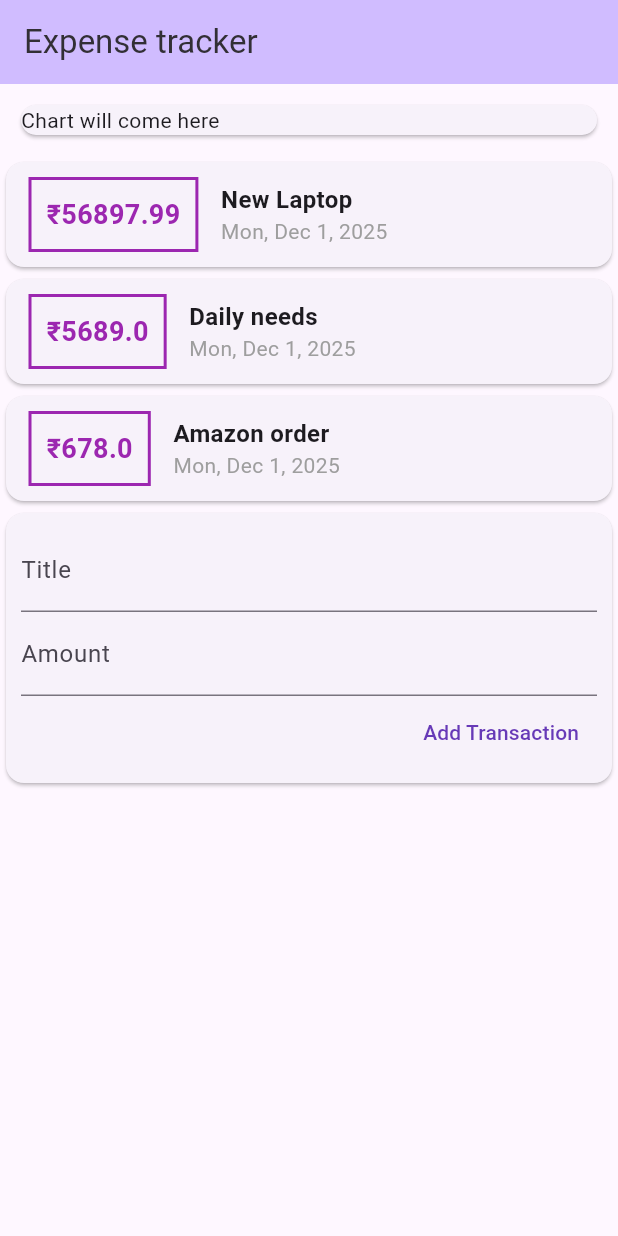
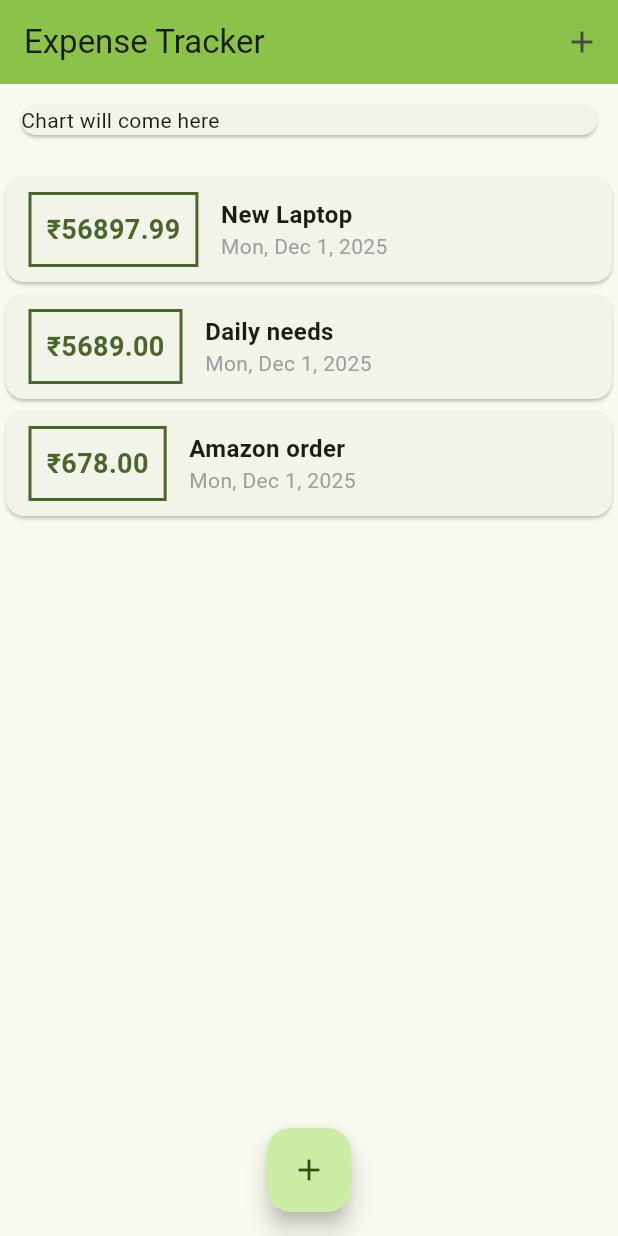
Before and after one commit to VISHALCHAND007/Expense-Tracker, a Flutter app: the screen it shows after launch, on a phone screen of 412 x 824 dp. Run offline on Flutter 3.47's test engine with Material 3 defaults, Android fonts, the phone set to English and light mode, and no system bars.

Commit message:
Learned about theming the application with preferred color for consistent feel and added bottom sheet to add transactions.

```diff
--- a/lib/main.dart
+++ b/lib/main.dart
@@ -1,5 +1,7 @@
-import './widgets/user_transactions.dart';
+import 'package:expense_tracker/widgets/transactions_list.dart';
+import './widgets/add_transactions.dart';
 import 'package:flutter/material.dart';
+import './models/transaction.dart';
 
 void main() => runApp(MyApp());
 
@@ -8,30 +10,101 @@ class MyApp extends StatelessWidget {
 
   @override
   Widget build(BuildContext context) {
-    return MaterialApp(home: _MyHomePage());
+    return MaterialApp(
+      title: "Expense Tracker",
+      theme: ThemeData(
+        colorScheme: ColorScheme.fromSeed(seedColor: Colors.lightGreen),
+        appBarTheme: AppBarTheme(backgroundColor: Colors.lightGreen),
+
+        // useMaterial3: false,
+        // primarySwatch:
+      ),
+      home: _MyHomePage(),
+    );
   }
 }
 
-class _MyHomePage extends StatelessWidget {
+class _MyHomePage extends StatefulWidget {
+  @override
+  State<_MyHomePage> createState() => _MyHomePageState();
+}
+
+class _MyHomePageState extends State<_MyHomePage> {
+  void _addNewTransaction(String title, double amount) {
+    var newTransaction = Transaction(
+      id: DateTime.now().millisecond.toString(),
+      title: title,
+      amount: amount,
+      date: DateTime.now(),
+    );
+
+    setState(() {
+      _transactions.add(newTransaction);
+    });
+  }
+
+  //temporary data of transactions
+  final List<Transaction> _transactions = [
+    Transaction(
+      id: "d1",
+      title: "New Laptop",
+      amount: 56897.99,
+      date: DateTime.now(),
+    ),
+    Transaction(
+      id: "d2",
+      title: "Daily needs",
+      amount: 5689,
+      date: DateTime.now(),
+    ),
+    Transaction(
+      id: "d3",
+      title: "Amazon order",
+      amount: 678,
+      date: DateTime.now(),
+    ),
+  ];
+
+  void _startAddTransactionsBottomSheet(BuildContext context) {
+    showModalBottomSheet(
+      context: context,
+      builder: (ctx) {
+        return AddTransactions(addTransaction: _addNewTransaction);
+      },
+    );
+  }
+
   @override
   Widget build(BuildContext context) {
     return Scaffold(
       appBar: AppBar(
-        backgroundColor: Theme.of(context).colorScheme.inversePrimary,
+        actions: [
+          IconButton(
+            icon: Icon(Icons.add),
+            onPressed: () => _startAddTransactionsBottomSheet(context),
+          ),
+        ],
         title: Text(
-          "Expense tracker",
-          style: TextStyle(color: Theme.of(context).colorScheme.inverseSurface),
+          "Expense Tracker",
+          // style: TextStyle(color: Theme.of(context).colorScheme.inverseSurface),
         ),
       ),
-      body: Column(
+      body: SingleChildScrollView(
+        child: Column(
           crossAxisAlignment: .stretch,
           children: [
             Container(
               margin: EdgeInsets.all(10),
               child: Card(child: Text("Chart will come here")),
             ),
-          UserTransactions(),
+            TransactionsList(_transactions),
           ],
+        ),
+      ),
+      floatingActionButtonLocation: FloatingActionButtonLocation.centerFloat,
+      floatingActionButton: FloatingActionButton(
+        onPressed: () => _startAddTransactionsBottomSheet(context),
+        child: Icon(Icons.add),
       ),
     );
   }
--- a/lib/widgets/transactions_list.dart
+++ b/lib/widgets/transactions_list.dart
@@ -9,24 +9,31 @@ class TransactionsList extends StatelessWidget {
 
   @override
   Widget build(BuildContext context) {
-    return Column(
-      children: [
-        ...transactions.map((trans) {
+    return Container(
+      height: 400,
+      padding: EdgeInsets.only(top: 10),
+      child: ListView.builder(
+        // reverse: true,
+        itemCount: transactions.length,
+        itemBuilder: (context, ind) {
           return Card(
             child: Row(
               children: [
                 Container(
                   margin: EdgeInsets.symmetric(vertical: 10, horizontal: 15),
                   decoration: BoxDecoration(
-                    border: Border.all(color: Colors.purple, width: 2),
+                    border: Border.all(
+                      color: Theme.of(context).colorScheme.primary,
+                      width: 2,
+                    ),
                   ),
                   padding: EdgeInsets.all(10),
                   child: Text(
-                    "₹${trans.amount}",
+                    "₹${transactions[ind].amount.toStringAsFixed(2)}",
                     style: TextStyle(
                       fontSize: 18,
                       fontWeight: FontWeight.bold,
-                      color: Colors.purple,
+                      color: Theme.of(context).colorScheme.primary,
                     ),
                   ),
                 ),
@@ -34,14 +41,14 @@ class TransactionsList extends StatelessWidget {
                   crossAxisAlignment: .start,
                   children: [
                     Text(
-                      trans.title,
+                      transactions[ind].title,
                       style: TextStyle(
                         fontSize: 16,
                         fontWeight: FontWeight.bold,
                       ),
                     ),
                     Text(
-                      DateFormat.yMMMEd().format(trans.date),
+                      DateFormat.yMMMEd().format(transactions[ind].date),
                       style: TextStyle(color: Colors.grey),
                     ),
                   ],
@@ -49,8 +56,8 @@ class TransactionsList extends StatelessWidget {
               ],
             ),
           );
-        }),
-      ],
+        },
+      ),
     );
   }
 }
--- a/lib/widgets/user_transactions.dart
+++ /dev/null
@@ -1,44 +0,0 @@
-import 'package:flutter/material.dart';
-import './add_transactions.dart';
-import './transactions_list.dart';
-import '../models/transaction.dart';
-
-class UserTransactions extends StatefulWidget {
-  const UserTransactions({super.key});
-
-  @override
-  State createState() => _UserTransactions();
-}
-
-class _UserTransactions extends State<UserTransactions> {
-  //temporary data of transactions
-  final List<Transaction> _transactions = [
-    Transaction(
-      id: "d1",
-      title: "New Laptop",
-      amount: 56897.99,
-      date: DateTime.now(),
-    ),
-    Transaction(
-      id: "d2",
-      title: "Daily needs",
-      amount: 5689,
-      date: DateTime.now(),
-    ),
-    Transaction(
-      id: "d3",
-      title: "Amazon order",
-      amount: 678,
-      date: DateTime.now(),
-    ),
-  ];
-  @override
-  Widget build(BuildContext context) {
-    return Column(
-      children: [
-        TransactionsList(_transactions),
-        AddTransactions(_transactions),
-      ],
-    );
-  }
-}
```
Also changed, not shown: lib/widgets/add_transactions.dart (+26 -9 lines). Lines whose indentation alone changed are shown as unchanged.
